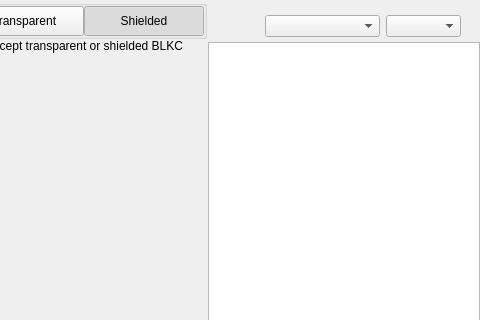
Above: src/qt/blkc/forms/receivewidget.ui from BlackHatCoin/BlackHatWallet before the change; both pictures show x 339 to 819 and y 0 to 320 of the 819 by 629 pixel window. Below: the same form after it.
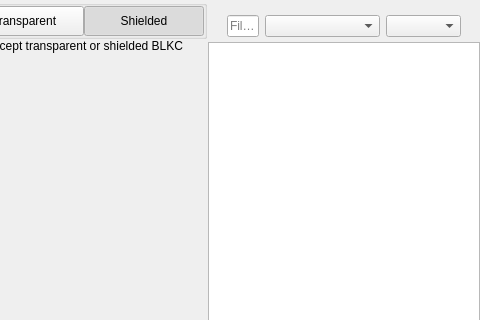
That is the form after the change. Custom widgets are drawn as their Qt base class.

The edit to the form file:
```diff
--- a/src/qt/blkc/forms/receivewidget.ui
+++ b/src/qt/blkc/forms/receivewidget.ui
@@ -510,14 +510,45 @@
            <property name="bottomMargin">
             <number>5</number>
            </property>
+           <item>
+            <widget class="QLineEdit" name="lineEditFilter">
+             <property name="sizePolicy">
+              <sizepolicy hsizetype="Expanding" vsizetype="Fixed">
+               <horstretch>0</horstretch>
+               <verstretch>0</verstretch>
+              </sizepolicy>
+             </property>
+             <property name="minimumSize">
+              <size>
+               <width>0</width>
+               <height>0</height>
+              </size>
+             </property>
+             <property name="contextMenuPolicy">
+              <enum>Qt::DefaultContextMenu</enum>
+             </property>
+             <property name="acceptDrops">
+              <bool>false</bool>
+             </property>
+             <property name="maxLength">
+              <number>40</number>
+             </property>
+             <property name="placeholderText">
+              <string>Filter</string>
+             </property>
+            </widget>
+           </item>
            <item>
             <spacer name="horizontalSpacer_3">
              <property name="orientation">
               <enum>Qt::Horizontal</enum>
              </property>
+             <property name="sizeType">
+              <enum>QSizePolicy::Preferred</enum>
+             </property>
              <property name="sizeHint" stdset="0">
               <size>
-               <width>40</width>
+               <width>20</width>
                <height>20</height>
               </size>
              </property>
```
Left out of the diff: 3 changed lines with no effect on the pictures.
